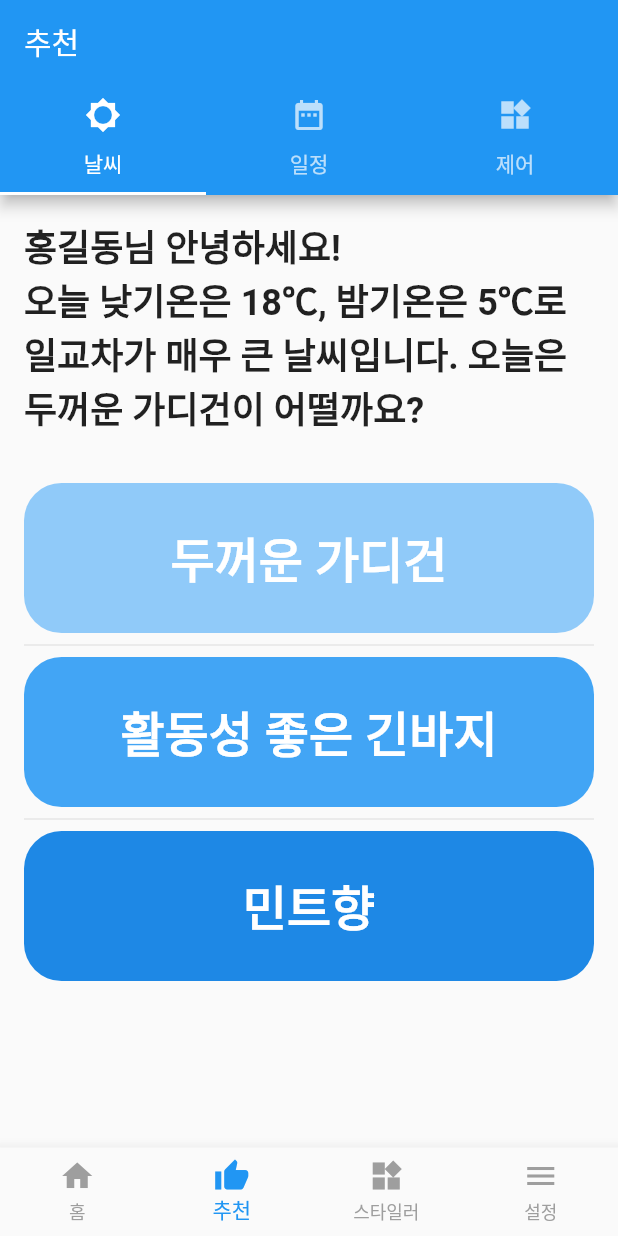
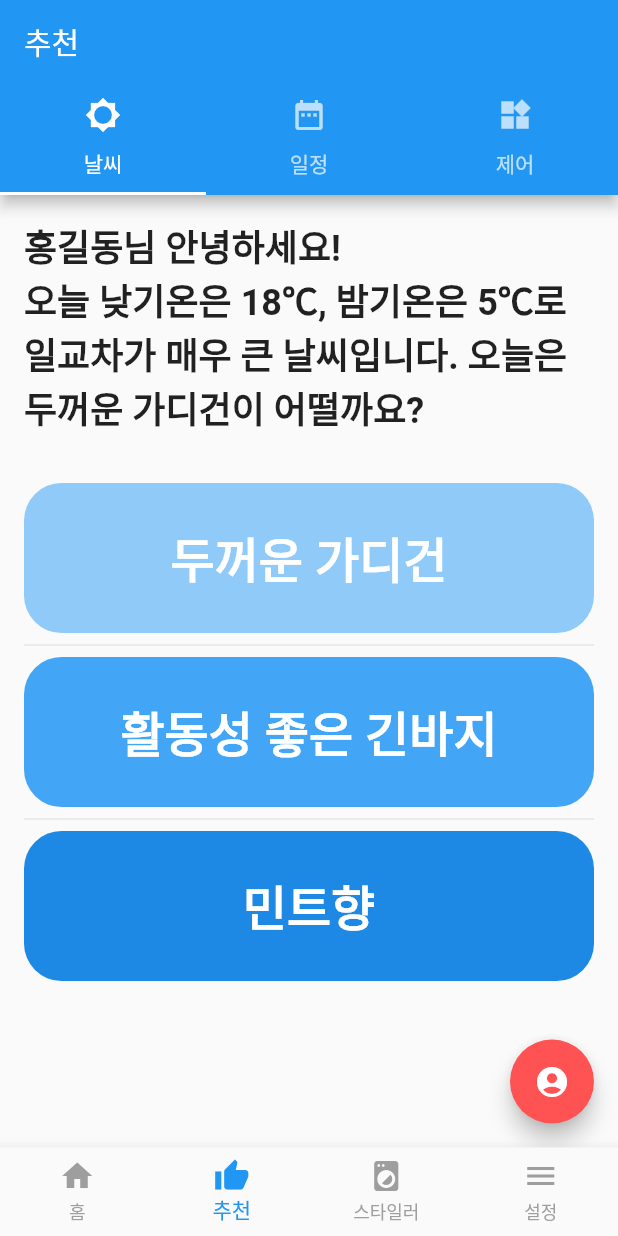
Before and after one commit to Ms-TROMM/FlutterApp, a Flutter app: the HomePage screen opened directly, item 2 of the bottom bar chosen, on a phone screen of 412 x 824 dp. Run offline on Flutter 3.47's test engine with Material 2 defaults, Android fonts, the light colour scheme and no system bars; our stand-ins replace page_view_indicators, settings_ui.

Commit message:
add floating action button

```diff
--- a/lib/ui/home/home.dart
+++ b/lib/ui/home/home.dart
@@ -66,7 +66,7 @@ class _HomePageState extends State<HomePage> {
           label: '추천',
         ),
         BottomNavigationBarItem(
-          icon: Icon(Icons.widgets),
+          icon: Icon(Icons.local_laundry_service),
           label: '스타일러',
         ),
         BottomNavigationBarItem(
--- a/lib/ui/recommendation/recommendation_page.dart
+++ b/lib/ui/recommendation/recommendation_page.dart
@@ -2,6 +2,7 @@ import 'package:flutter/cupertino.dart';
 import 'package:flutter/material.dart';
 import 'package:ms_tromm/ui/recommendation/calendar.dart';
 import 'package:ms_tromm/ui/recommendation/control.dart';
+import 'package:ms_tromm/ui/recommendation/my_closet.dart';
 import 'package:ms_tromm/ui/recommendation/weather.dart';
 
 class RecommendationPage extends StatefulWidget {
@@ -21,8 +22,14 @@ class _RecommendationPageState extends State<RecommendationPage> {
           appBar: AppBar(
             bottom: const TabBar(
               tabs: [
-                Tab(icon: Icon(Icons.brightness_5), text: '날씨',),
-                Tab(icon: Icon(Icons.date_range), text: '일정',),
+                Tab(
+                  icon: Icon(Icons.brightness_5),
+                  text: '날씨',
+                ),
+                Tab(
+                  icon: Icon(Icons.date_range),
+                  text: '일정',
+                ),
                 Tab(icon: Icon(Icons.widgets), text: '제어'),
               ],
             ),
@@ -35,6 +42,16 @@ class _RecommendationPageState extends State<RecommendationPage> {
               ControlRecommendPage(),
             ],
           ),
+          floatingActionButton: FloatingActionButton(
+            onPressed: () {
+              Navigator.push(
+                context,
+                MaterialPageRoute(builder: (context) => MyClosetPage()),
+              );
+            },
+            child: const Icon(Icons.account_circle),
+            backgroundColor: Colors.redAccent,
+          ),
         ),
       ),
     );
--- a/pubspec.yaml
+++ b/pubspec.yaml
@@ -37,6 +37,7 @@ dependencies:
   page_view_indicators: ^2.0.0
   material_design_icons_flutter: ^3.2.3895
   settings_ui: ^1.0.0
+  flutter_svg: ^0.23.0+1
 
 dev_dependencies:
   flutter_test:
@@ -61,9 +62,8 @@ flutter:
   uses-material-design: true
 
   # To add assets to your application, add an assets section, like this:
-  # assets:
-  #   - images/a_dot_burr.jpeg
-  #   - images/a_dot_ham.jpeg
+  assets:
+    - images/
 
   # An image asset can refer to one or more resolution-specific "variants", see
   # https://flutter.dev/assets-and-images/#resolution-aware.
```
Also changed, not shown: lib/ui/recommendation/my_closet.dart (added, +23 -0 lines), pubspec.lock.
